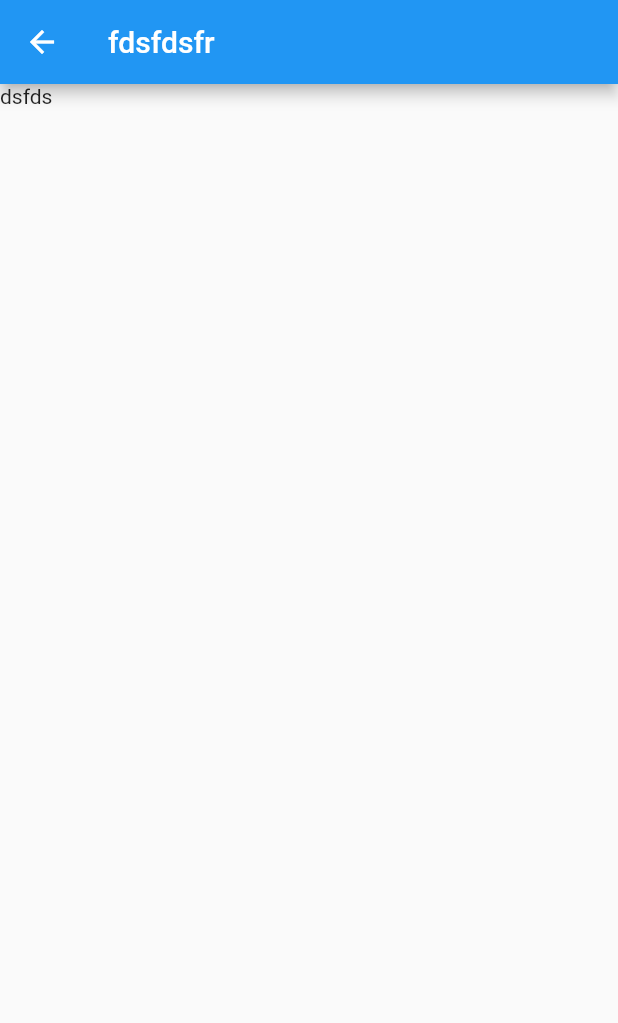
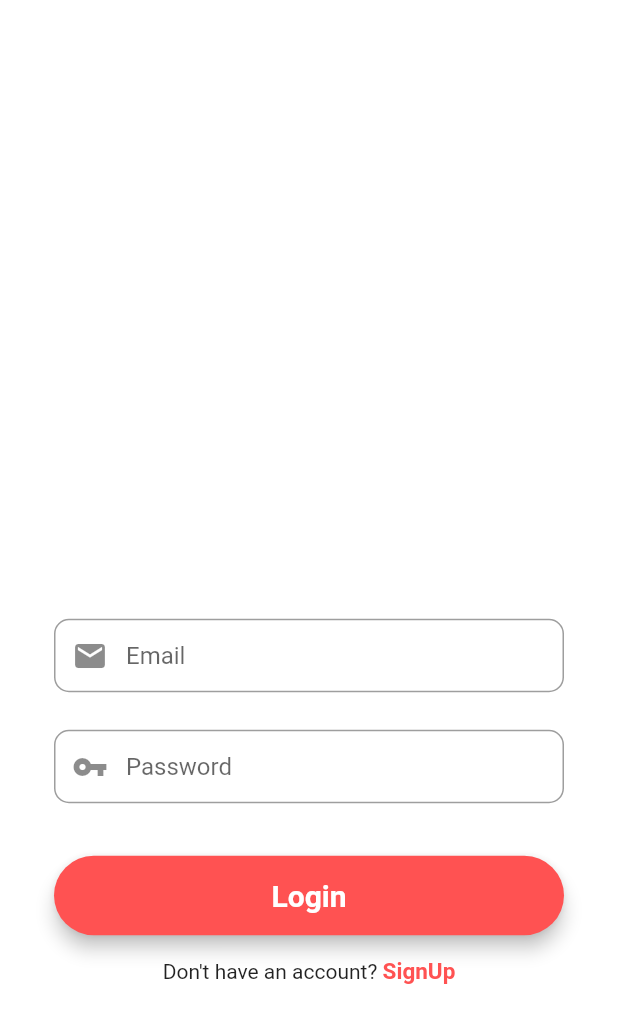
Before and after one commit to supun-priyashan/feedr, a Flutter app: the screen it shows after launch, after a tap on "login", on a phone screen of 412 x 824 dp. Shown: the top 1023 px of the screen. Run offline on Flutter 3.47's test engine with Material 2 defaults, Android fonts, the phone set to English and light mode, and no system bars.

Commit message:
Implemented Login and Registration interfaces

```diff
--- a/lib/screens/login.dart
+++ b/lib/screens/login.dart
@@ -1,3 +1,4 @@
+import 'package:feedr/screens/registration.dart';
 import 'package:flutter/material.dart';
 
 class Login extends StatefulWidget {
@@ -10,15 +11,150 @@ class Login extends StatefulWidget {
 }
 
 class _LoginState extends State<Login> {
+  // form key
+  final _formKey = GlobalKey<FormState>();
+
+  // editing controller
+  final TextEditingController emailController = new TextEditingController();
+  final TextEditingController passwordController = new TextEditingController();
+
   @override
   Widget build(BuildContext context) {
+    //email field
+    final emailField = TextFormField(
+        autofocus: false,
+        controller: emailController,
+        keyboardType: TextInputType.emailAddress,
+        // validator: (value) {
+        //   if (value!.isEmpty) {
+        //     return ("Please Enter Your Email");
+        //   }
+        //   // reg expression for email validation
+        //   if (!RegExp("^[a-zA-Z0-9+_.-]+@[a-zA-Z0-9.-]+.[a-z]").hasMatch(value)) {
+        //     return ("Please Enter a valid email");
+        //   }
+        //   return null;
+        // },
+        onSaved: (value) {
+          emailController.text = value!;
+        },
+        textInputAction: TextInputAction.next,
+        decoration: InputDecoration(
+          prefixIcon: Icon(Icons.mail),
+          contentPadding: EdgeInsets.fromLTRB(20, 15, 20, 15),
+          hintText: "Email",
+          border: OutlineInputBorder(
+            borderRadius: BorderRadius.circular(10),
+          ),
+        ));
+
+    //password field
+    final passwordField = TextFormField(
+        autofocus: false,
+        controller: passwordController,
+        obscureText: true,
+        // validator: (value) {
+        //   RegExp regex = new RegExp(r'^.{6,}$');
+        //   if (value!.isEmpty) {
+        //     return ("Password is required for login");
+        //   }
+        //   if (!regex.hasMatch(value)) {
+        //     return ("Enter Valid Password(Min. 6 Character)");
+        //   }
+        // },
+        onSaved: (value) {
+          passwordController.text = value!;
+        },
+        textInputAction: TextInputAction.done,
+        decoration: InputDecoration(
+          prefixIcon: Icon(Icons.vpn_key),
+          contentPadding: EdgeInsets.fromLTRB(20, 15, 20, 15),
+          hintText: "Password",
+          border: OutlineInputBorder(
+            borderRadius: BorderRadius.circular(10),
+          ),
+        ));
+
+    //button field
+    final loginButton = Material(
+      elevation: 5,
+      borderRadius: BorderRadius.circular(30),
+      color: Colors.redAccent,
+      child: MaterialButton(
+          padding: EdgeInsets.fromLTRB(20, 15, 20, 15),
+          minWidth: MediaQuery.of(context).size.width,
+          onPressed: () {
+            // signIn(emailController.text, passwordController.text);
+          },
+          child: Text(
+            "Login",
+            textAlign: TextAlign.center,
+            style: TextStyle(
+                fontSize: 20, color: Colors.white, fontWeight: FontWeight.bold),
+          )),
+    );
+
     return Scaffold(
-      appBar: AppBar(
-        title: Text("fdsfdsfr"),
-      ),
-      body: Container(
-        child: Text("dsfds"),
-      ),
-    );
+        backgroundColor: Colors.white,
+        body: Center(
+          child: SingleChildScrollView(
+            child: Container(
+              color: Colors.white,
+              child: Padding(
+                padding: const EdgeInsets.all(36.0),
+                child: Form(
+                  key: _formKey,
+                  child: Column(
+                    mainAxisAlignment: MainAxisAlignment.center,
+                    crossAxisAlignment: CrossAxisAlignment.center,
+                    children: <Widget>[
+                      SizedBox(
+                        height: 200,
+                        // child: Image.asset(
+                        //   "assets/feedassets.jpg",
+                        //   fit: BoxFit.contain,
+                        // )
+                      ),
+                      SizedBox(height: 45),
+                      emailField,
+                      SizedBox(height: 25),
+                      passwordField,
+                      SizedBox(height: 35),
+                      loginButton,
+                      SizedBox(height: 15),
+                      Row(
+                          mainAxisAlignment: MainAxisAlignment.center,
+                          children: <Widget>[
+                            Text("Don't have an account? "),
+                            GestureDetector(
+                              onTap: () {
+                                Navigator.push(
+                                    context,
+                                    MaterialPageRoute(
+                                        builder: (context) => Registration()));
+                              },
+                              child: Text(
+                                "SignUp",
+                                style: TextStyle(
+                                    color: Colors.redAccent,
+                                    fontWeight: FontWeight.bold,
+                                    fontSize: 15),
+                              ),
+                            )
+                          ])
+                    ],
+                  ),
+                ),
+              ),
+            ),
+          ),
+        ));
+
+    // appBar: AppBar(
+    //   title: Text("fdsfdsfr"),
+    // ),
+    // body: Container(
+    //   child: Text("dsfds"),
+    // ),
   }
 }
```
Also changed, not shown: lib/screens/registration.dart (added, +228 -0 lines).
